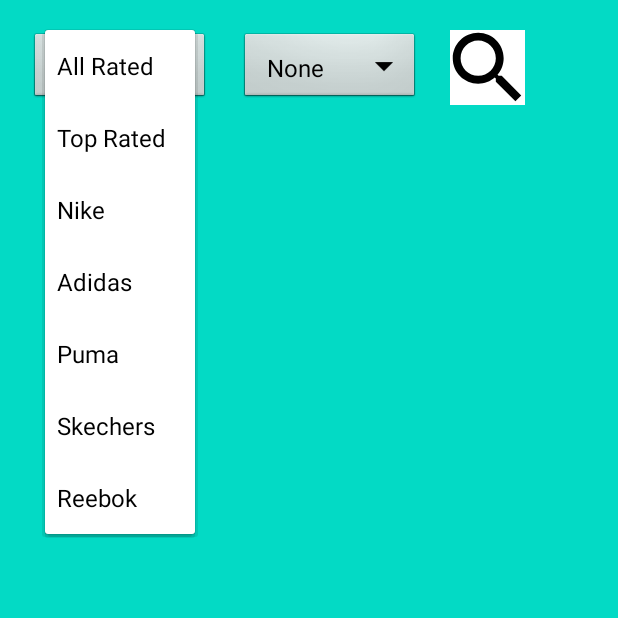
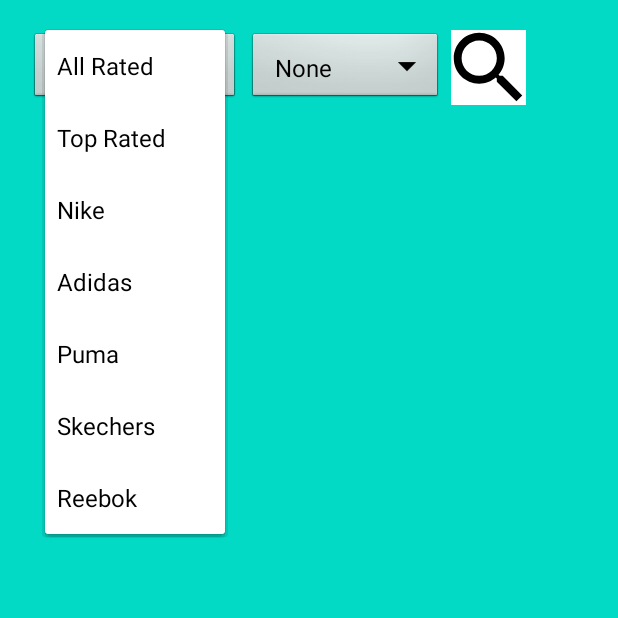
Before and after one commit to joswijayas/TPA-Mobile-Jejewegs, an Android app: the fragment Home shown on its own in the app's theme, after a tap on "All Rated", on a phone screen of 412 x 824 dp, the top half of it. Run offline under Robolectric (Android 15) with nearby library versions, the phone set to English and light mode, and no system bars; our stand-ins replace Firebase (no records; nobody signed in at launch, a user with empty details on screens opened directly); 2 statements that could not run were skipped.

Commit message:
modified:   app/src/main/res/layout/fragment_home.xml 	modified:   app/src/main/res/values-in/strings.xml 	modified:   app/src/main/res/values/strings.xml

```diff
--- a/app/src/main/res/layout/fragment_home.xml
+++ b/app/src/main/res/layout/fragment_home.xml
@@ -20,7 +20,7 @@
 
             <Spinner
                 android:id="@+id/spinner_choices"
-                android:layout_width="120dp"
+                android:layout_width="140dp"
                 android:layout_height="50dp"
                 android:background="@android:drawable/btn_dropdown"
                 android:spinnerMode="dropdown"
@@ -31,50 +31,23 @@
 
             <Spinner
                 android:id="@+id/spinner_order"
-                android:layout_width="120dp"
+                android:layout_width="130dp"
                 android:layout_height="50dp"
                 android:background="@android:drawable/btn_dropdown"
                 android:spinnerMode="dropdown"
                 android:entries="@array/orders"
                 android:padding="10dp"
-                android:layout_marginStart="20dp"
+                android:layout_marginStart="5dp"
                 android:layout_marginTop="20dp" />
-
-            <Button
-                android:id="@+id/topRatedBtn"
-                android:layout_width="wrap_content"
-                android:layout_height="wrap_content"
-                android:layout_marginLeft="20dp"
-                android:layout_marginTop="20dp"
-                android:text="@string/top_rated"
-                android:visibility="gone">
-            </Button>
-
-            <Button
-                android:id="@+id/allRatedBtn"
-                android:layout_width="wrap_content"
-                android:layout_height="wrap_content"
-                android:layout_marginLeft="20dp"
-                android:layout_marginTop="20dp"
-                android:text="@string/all_rated"
-                android:visibility="gone">
-            </Button>
-
-<!--            <Button-->
-<!--                android:id="@+id/btnSearch"-->
-<!--                android:layout_width="wrap_content"-->
-<!--                android:layout_height="wrap_content"-->
-<!--                android:text="@string/go_to_search"-->
-<!--                android:layout_marginLeft="20dp"-->
-<!--                android:layout_marginTop="20dp"/>-->
 
             <ImageButton
                 android:id="@+id/btnSearch"
                 android:layout_width="50dp"
                 android:layout_height="50dp"
-                android:layout_marginLeft="20dp"
+                android:layout_marginStart="5dp"
                 android:layout_marginTop="20dp"
-                android:src="@mipmap/ic_search"/>
+                android:src="@mipmap/ic_search"
+                tools:ignore="SpeakableTextPresentCheck" />
 
         </LinearLayout>
 
--- a/app/src/main/res/values/strings.xml
+++ b/app/src/main/res/values/strings.xml
@@ -24,27 +24,27 @@
     <string name="already_have_account">Already Have Account?</string>
     <string name="create_review">Create Review</string>
     <string-array name="brands">
-        <item>Nike</item>
-        <item>Adidas</item>
-        <item>Puma</item>
-        <item>Skechers</item>
-        <item>Reebok</item>
+        <item>@string/nike</item>
+        <item>@string/adidas</item>
+        <item>@string/puma</item>
+        <item>@string/skechers</item>
+        <item>@string/reebok</item>
     </string-array>
     <string-array name="choices">
-        <item>All Rated</item>
-        <item>Top Rated</item>
-        <item>Nike</item>
-        <item>Adidas</item>
-        <item>Puma</item>
-        <item>Skechers</item>
-        <item>Reebok</item>
+        <item>@string/all_rated</item>
+        <item>@string/top_rated</item>
+        <item>@string/nike</item>
+        <item>@string/adidas</item>
+        <item>@string/puma</item>
+        <item>@string/skechers</item>
+        <item>@string/reebok</item>
     </string-array>
     <string-array name="orders">
-        <item>None</item>
-        <item>Like Asc.</item>
-        <item>Rate Asc.</item>
-        <item>Like Desc.</item>
-        <item>Rate Desc.</item>
+        <item>@string/none</item>
+        <item>@string/like_asc</item>
+        <item>@string/rate_asc</item>
+        <item>@string/like_desc</item>
+        <item>@string/rate_desc</item>
     </string-array>
     <string name="tag_prompt">Choose a brand</string>
     <string name="review_description">Review description</string>
@@ -140,7 +140,7 @@
     <string name="puma" translatable="false">Puma</string>
     <string name="skechers" translatable="false">Skechers</string>
     <string name="reebok" translatable="false">Reebok</string>
-    <string name="none" translatable="false">None</string>
+    <string name="none">None</string>
     <string name="like_asc">Like Asc.</string>
     <string name="rate_asc">Rate Asc.</string>
     <string name="like_desc">Like Desc.</string>
```
Also changed, not shown: 1 other file.
